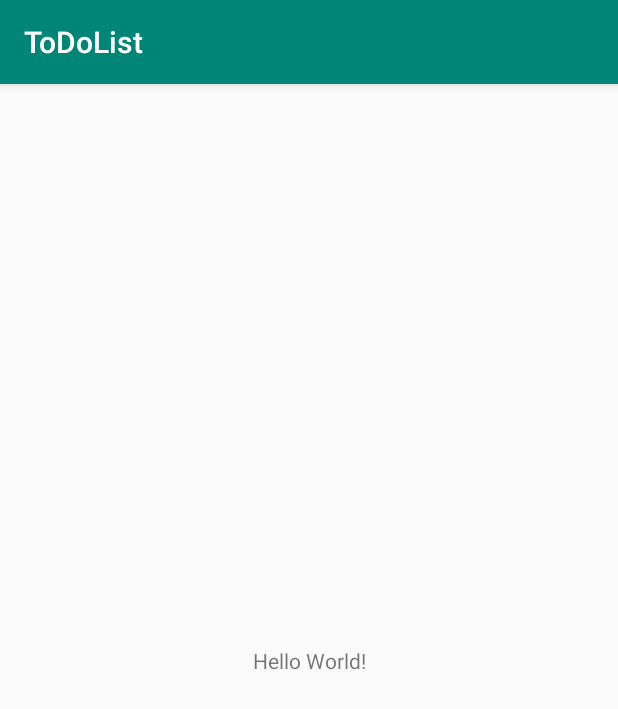
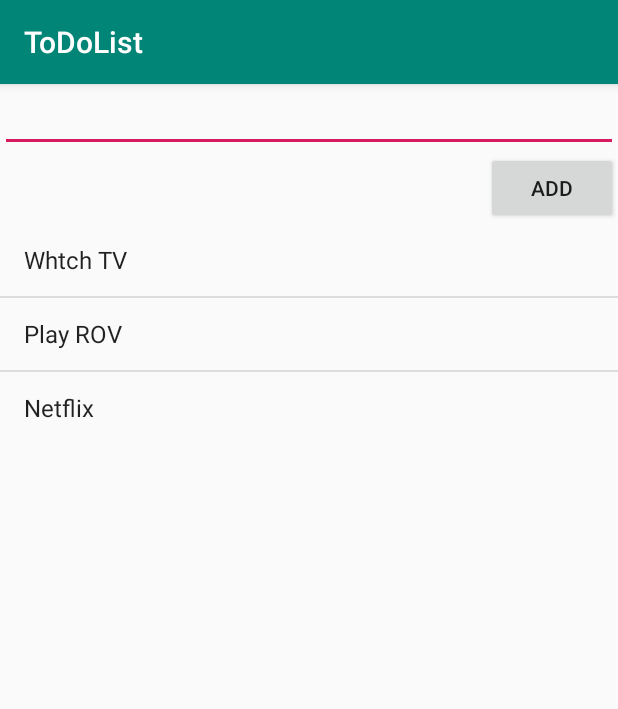
Before and after one commit to pikunthong/ToDoList, an Android app: the screen it shows after launch (MainActivity), on a phone screen of 412 x 824 dp. Shown: the top 709 px of the screen. Run offline under Robolectric (Android 15) with nearby library versions, the phone set to English and light mode, and no system bars.

Commit message:
update 2

```diff
--- a/app/src/main/AndroidManifest.xml
+++ b/app/src/main/AndroidManifest.xml
@@ -1,6 +1,6 @@
 <?xml version="1.0" encoding="utf-8"?>
 <manifest xmlns:android="http://schemas.android.com/apk/res/android"
-    package="th.ac.su.todolist" >
+    package="th.ac.su.todolist">
 
     <application
         android:allowBackup="true"
@@ -8,8 +8,8 @@
         android:label="@string/app_name"
         android:roundIcon="@mipmap/ic_launcher_round"
         android:supportsRtl="true"
-        android:theme="@style/AppTheme" >
-        <activity android:name=".MainActivity" >
+        android:theme="@style/AppTheme">
+        <activity android:name=".MainActivity">
             <intent-filter>
                 <action android:name="android.intent.action.MAIN" />
 
--- a/app/src/main/java/th/ac/su/todolist/MainActivity.kt
+++ b/app/src/main/java/th/ac/su/todolist/MainActivity.kt
@@ -1,12 +1,99 @@
 package th.ac.su.todolist
 
+import android.app.Activity
+import android.content.Context
 import androidx.appcompat.app.AppCompatActivity
 import android.os.Bundle
+import android.view.ContextMenu
+import android.view.MenuItem
+import android.view.View
+import android.view.inputmethod.InputMethodManager
+import android.widget.AdapterView
+import android.widget.ArrayAdapter
+import android.widget.ListView
+import android.widget.Toast
+import kotlinx.android.synthetic.main.activity_main.*
 
 class MainActivity : AppCompatActivity() {
+
+
+    var itemList:ArrayList<String> = ArrayList<String>()
+    lateinit var arrayAdapter:ArrayAdapter<String>
 
     override fun onCreate(savedInstanceState: Bundle?) {
         super.onCreate(savedInstanceState)
         setContentView(R.layout.activity_main)
+
+        itemList.add("Whtch TV")
+        itemList.add("Play ROV")
+        itemList.add("Netflix")
+
+        arrayAdapter = ArrayAdapter(this,android.R.layout.simple_list_item_1,itemList)
+
+//        var ListView1 = findViewById<ListView>(R.id.ListView)
+        ListView.adapter = arrayAdapter
+        registerForContextMenu(ListView)
+//        registerForContextMenu(btnAdd)
+        btnAdd.setOnClickListener {
+
+            itemList.add(0,edtInput.text.toString())
+
+            arrayAdapter.notifyDataSetChanged()//เพื่อบอกว่ามีดารรเปลี่ยนแปลง data เพื่อการ update
+
+
+
+            hideKeyboard()
+            edtInput.getText().clear()
+
+
+        }
+
+        ListView.setOnItemClickListener { parent, view, position, id ->
+            Toast.makeText(this, itemList[position], Toast.LENGTH_SHORT).show()
+        }
+
+
+    }
+
+    override fun onCreateContextMenu(
+        menu: ContextMenu?,
+        v: View?,
+        menuInfo: ContextMenu.ContextMenuInfo?
+    ) {
+
+        val inflater = menuInflater
+        inflater.inflate(R.menu.menu_main_context,menu)
+
+        super.onCreateContextMenu(menu, v, menuInfo)
+    } //    เมนู remove edit
+
+    override fun onContextItemSelected(item: MenuItem): Boolean {
+
+        val info = item.menuInfo as AdapterView.AdapterContextMenuInfo
+        val position = info.position
+
+        when(item.itemId){
+
+            R.id.action_remove -> {
+                itemList.removeAt(position)
+                arrayAdapter.notifyDataSetChanged()//เพื่อบอกว่ามีดารรเปลี่ยนแปลง data เพื่อการ update มันถึงจะแสดงหน้าจอ
+            }
+            R.id.action_edit -> {
+                Toast.makeText(this,itemList[position], Toast.LENGTH_SHORT).show()
+            }
+
+        }
+
+
+        return super.onContextItemSelected(item)
+    }
+
+    fun Activity.hideKeyboard() {
+        hideKeyboard(currentFocus ?: View(this))
+    }
+
+    fun Context.hideKeyboard(view: View) {
+        val inputMethodManager = getSystemService(Activity.INPUT_METHOD_SERVICE) as InputMethodManager
+        inputMethodManager.hideSoftInputFromWindow(view.windowToken, 0)
     }
 }
--- a/app/src/main/res/layout/activity_main.xml
+++ b/app/src/main/res/layout/activity_main.xml
@@ -1,19 +1,31 @@
 <?xml version="1.0" encoding="utf-8"?>
-<androidx.constraintlayout.widget.ConstraintLayout
-    xmlns:android="http://schemas.android.com/apk/res/android"
+<LinearLayout xmlns:android="http://schemas.android.com/apk/res/android"
+    xmlns:app="http://schemas.android.com/apk/res-auto"
     xmlns:tools="http://schemas.android.com/tools"
-    xmlns:app="http://schemas.android.com/apk/res-auto"
     android:layout_width="match_parent"
     android:layout_height="match_parent"
-    tools:context=".MainActivity">
+    tools:context=".MainActivity"
+    android:orientation="vertical"
+    >
 
-    <TextView
+    <EditText
+        android:id="@+id/edtInput"
+        android:layout_width="match_parent"
+        android:layout_height="wrap_content"/>
+
+    <Button
+        android:id="@+id/btnAdd"
         android:layout_width="wrap_content"
         android:layout_height="wrap_content"
-        android:text="Hello World!"
-        app:layout_constraintBottom_toBottomOf="parent"
-        app:layout_constraintLeft_toLeftOf="parent"
-        app:layout_constraintRight_toRightOf="parent"
-        app:layout_constraintTop_toTopOf="parent" />
+        android:text="Add"
+        android:layout_gravity="right"
+        />
 
-</androidx.constraintlayout.widget.ConstraintLayout>
+    <ListView
+        android:id="@+id/ListView"
+        android:layout_width="match_parent"
+        android:layout_height="wrap_content"/>
+
+
+
+</LinearLayout>
--- /dev/null
+++ b/app/src/main/res/menu/menu_main_context.xml
@@ -0,0 +1,15 @@
+<?xml version="1.0" encoding="utf-8"?>
+<menu xmlns:android="http://schemas.android.com/apk/res/android">
+
+    <item
+        android:id="@+id/action_edit"
+        android:title="Edit"
+        android:orderInCategory="100"
+        />
+    <item
+        android:id="@+id/action_remove"
+        android:title="Remove"
+        android:orderInCategory="1"/>
+
+
+</menu>
--- a/app/src/main/res/mipmap-anydpi-v26/ic_launcher.xml
+++ b/app/src/main/res/mipmap-anydpi-v26/ic_launcher.xml
@@ -1,5 +1,5 @@
 <?xml version="1.0" encoding="utf-8"?>
 <adaptive-icon xmlns:android="http://schemas.android.com/apk/res/android">
-    <background android:drawable="@drawable/ic_launcher_background"/>
-    <foreground android:drawable="@drawable/ic_launcher_foreground"/>
+    <background android:drawable="@drawable/ic_launcher_background" />
+    <foreground android:drawable="@drawable/ic_launcher_foreground" />
 </adaptive-icon>
--- a/app/src/main/res/mipmap-anydpi-v26/ic_launcher_round.xml
+++ b/app/src/main/res/mipmap-anydpi-v26/ic_launcher_round.xml
@@ -1,5 +1,5 @@
 <?xml version="1.0" encoding="utf-8"?>
 <adaptive-icon xmlns:android="http://schemas.android.com/apk/res/android">
-    <background android:drawable="@drawable/ic_launcher_background"/>
-    <foreground android:drawable="@drawable/ic_launcher_foreground"/>
+    <background android:drawable="@drawable/ic_launcher_background" />
+    <foreground android:drawable="@drawable/ic_launcher_foreground" />
 </adaptive-icon>
--- a/gradle.properties
+++ b/gradle.properties
@@ -1,27 +1,21 @@
 # Project-wide Gradle settings.
-
 # IDE (e.g. Android Studio) users:
 # Gradle settings configured through the IDE *will override*
 # any settings specified in this file.
-
 # For more details on how to configure your build environment visit
 # http://www.gradle.org/docs/current/userguide/build_environment.html
-
 # Specifies the JVM arguments used for the daemon process.
 # The setting is particularly useful for tweaking memory settings.
 org.gradle.jvmargs=-Xmx1536m
-
 # When configured, Gradle will run in incubating parallel mode.
 # This option should only be used with decoupled projects. More details, visit
 # http://www.gradle.org/docs/current/userguide/multi_project_builds.html#sec:decoupled_projects
 # org.gradle.parallel=true
-
 # AndroidX package structure to make it clearer which packages are bundled with the
 # Android operating system, and which are packaged with your app's APK
 # https://developer.android.com/topic/libraries/support-library/androidx-rn
 android.useAndroidX=true
 # Automatically convert third-party libraries to use AndroidX
 android.enableJetifier=true
-
 # Kotlin code style for this project: "official" or "obsolete":
 kotlin.code.style=official
```
Also changed, not shown: app/src/main/res/drawable-v24/ic_launcher_foreground.xml (+6 -6 lines), app/src/main/res/drawable/ic_launcher_background.xml (+166 -70 lines).
